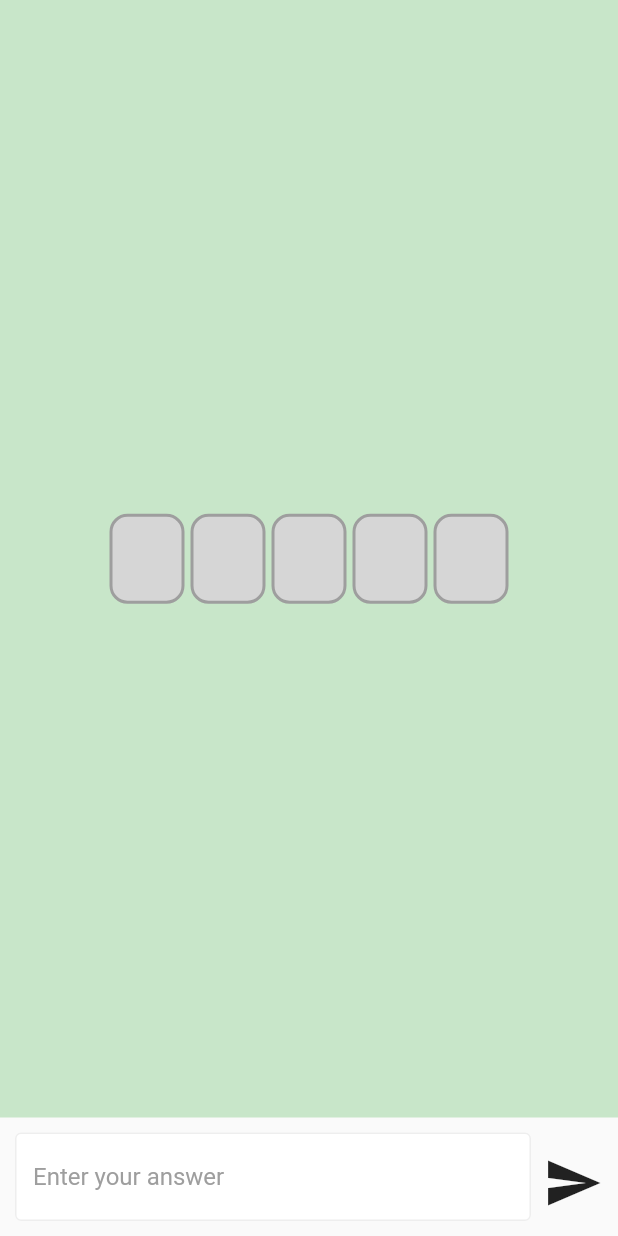
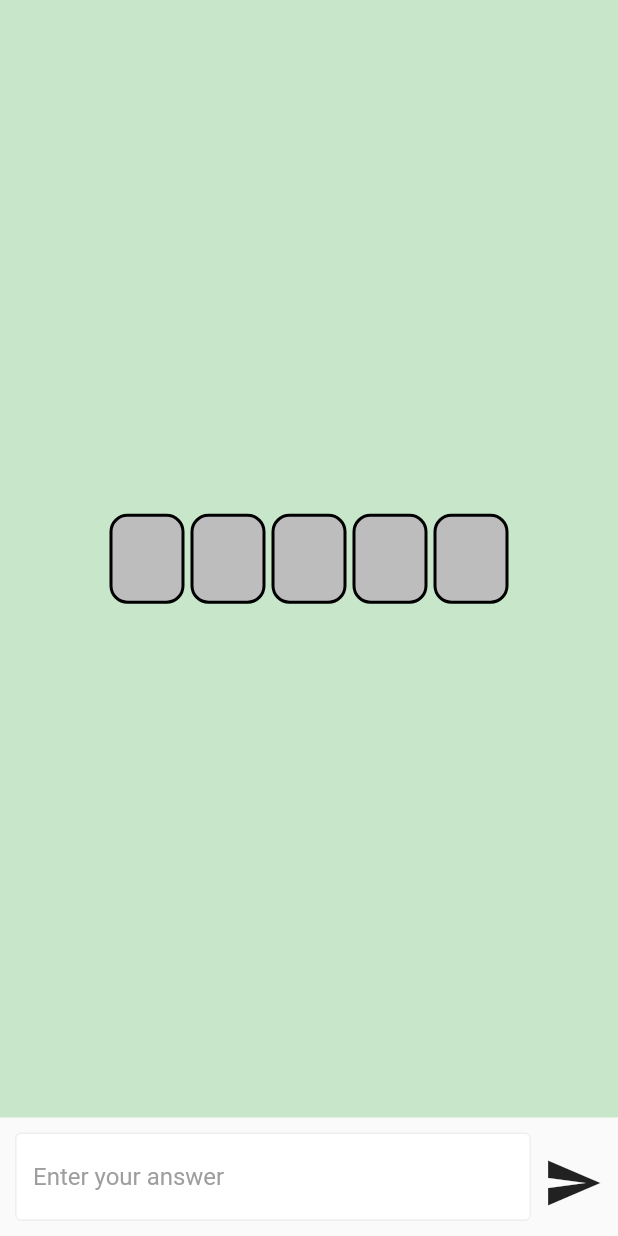
Before and after one commit to jsjin7371/simple_word_game, a Flutter app: the GamePage screen opened directly, on a phone screen of 412 x 824 dp. Run offline on Flutter 3.47's test engine with Material 2 defaults, Android fonts, the light colour scheme and no system bars.

Commit message:
show color hint of entered text compare to answer

```diff
--- a/lib/pages/game_page.dart
+++ b/lib/pages/game_page.dart
@@ -13,7 +13,7 @@ class GamePage extends StatefulWidget {
 class _GamePageState extends State<GamePage> {
   final TextEditingController _textController = TextEditingController();
   WordModel wordModel = WordModel();
-  List<dynamic>? answerText; // 정답을 저장할 변수
+  List<dynamic> answerText = []; // 정답을 저장할 변수
   String? enteredText; // 입력된 텍스트를 저장할 변수
   bool is5letters = false; // 5글자인지 확인하는 boolean 변수
 
@@ -55,6 +55,8 @@ class _GamePageState extends State<GamePage> {
                     text: is5letters
                         ? enteredText!.split('')
                         : ['', '', '', '', ''],
+                    is5letters: is5letters,
+                    answer: answerText,
                   ),
                 ),
               ),
--- a/lib/widget/text_box.dart
+++ b/lib/widget/text_box.dart
@@ -2,20 +2,49 @@ import 'package:flutter/material.dart';
 
 class TextBox extends StatelessWidget {
   final List<String> text;
+  final List<dynamic> answer;
+  final bool is5letters;
+
+  List<Color> checkWord(List<String> text, List<dynamic> answer) {
+    List<Color> arr = List<Color>.filled(5, Colors.grey.shade300);
+
+    for (int i = 0; i < 5; i++) {
+      for (int j = 0; j < 5; j++) {
+        if (text[i] == answer[j]) {
+          if (i == j) {
+            arr[i] = Colors.green.shade400; // 정확한 위치
+          } else {
+            arr[i] = Colors.orange.shade400; // 위치만 틀림
+          }
+          break;
+        } else {
+          arr[i] = Colors.grey.shade400; // 글자가 존재하지 않음
+        }
+      }
+    }
+    return arr;
+  }
 
   const TextBox({
     Key? key,
     required this.text,
+    required this.is5letters,
+    required this.answer,
   }) : super(key: key);
 
   @override
   Widget build(BuildContext context) {
+    List<Color> hintInfo = checkWord(text, answer);
+
     return Row(
       mainAxisAlignment: MainAxisAlignment.center,
       children: [
-        for (String letter in text)
+        for (int i = 0; i < 5; i++)
           Tile(
-            word: letter,
+            word: text[i],
+            answer: answer[i],
+            hintColor: hintInfo[i],
+            is5letters: is5letters,
           ),
       ],
     );
@@ -24,10 +53,16 @@ class TextBox extends StatelessWidget {
 
 class Tile extends StatelessWidget {
   final String word;
+  final String answer;
+  final bool is5letters;
+  final Color hintColor;
 
   const Tile({
     Key? key,
     required this.word,
+    required this.is5letters,
+    required this.answer,
+    required this.hintColor,
   }) : super(key: key);
 
   @override
@@ -38,9 +73,12 @@ class Tile extends StatelessWidget {
         width: 50,
         height: 60,
         decoration: BoxDecoration(
-          color: Colors.grey[350],
+          color: hintColor,
           borderRadius: BorderRadius.circular(12),
-          border: Border.all(width: 2, color: Colors.grey),
+          border: Border.all(
+            width: 2,
+            color: Colors.black,
+          ),
         ),
         child: Center(
           child: Text(
```
